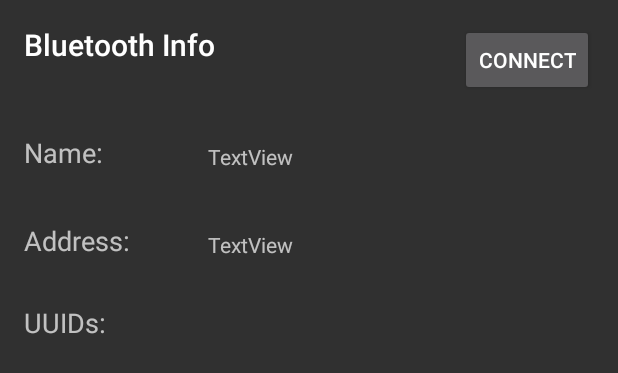
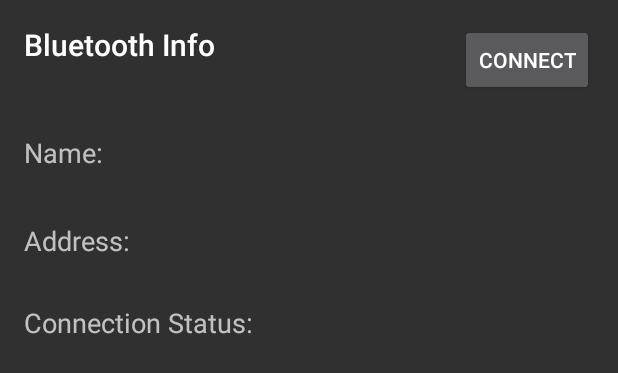
Before and after one commit to sweeney2/ece477-project, an Android app: the layout activity_bluetooth_info.xml on its own in the app's theme, with its tools: preview values and no code run, on a phone screen of 412 x 824 dp. Shown: the top 373 px of the screen. Run offline under Robolectric (Android 15) with nearby library versions, the light colour scheme and no system bars.

Commit message:
Connect/disconnect bluetooth device

```diff
--- a/app/app/src/main/res/layout/activity_bluetooth_info.xml
+++ b/app/app/src/main/res/layout/activity_bluetooth_info.xml
@@ -12,7 +12,7 @@
 
 
     <TextView
-        android:text="Bluetooth Info"
+        android:text="@string/bluetooth_info"
         android:layout_width="wrap_content"
         android:layout_height="wrap_content"
         android:layout_alignParentTop="true"
@@ -22,25 +22,25 @@
         android:textAppearance="@android:style/TextAppearance.Material.Title" />
 
     <Button
-        android:text="Connect"
+        android:text="@string/button_connect"
         android:layout_width="wrap_content"
         android:layout_height="wrap_content"
-        android:id="@+id/button2"
+        android:id="@+id/connect"
         android:layout_alignParentTop="true"
-        android:layout_alignParentEnd="true" />
+        android:layout_alignParentEnd="true"
+        android:onClick="connectBluetoothLE"/>
 
     <TextView
-        android:text="Name:"
+        android:text="@string/bluetooth_name"
         android:layout_width="wrap_content"
         android:layout_height="wrap_content"
         android:id="@+id/textView2"
         android:textAppearance="@android:style/TextAppearance.Material.Medium"
-        android:layout_below="@+id/button2"
+        android:layout_below="@+id/connect"
         android:layout_alignParentStart="true"
         android:layout_marginTop="25dp" />
 
     <TextView
-        android:text="TextView"
         android:layout_width="wrap_content"
         android:layout_height="wrap_content"
         android:id="@+id/name_val"
@@ -48,7 +48,7 @@
         android:layout_alignStart="@+id/address_val" />
 
     <TextView
-        android:text="Address:"
+        android:text="@string/bluetooth_address"
         android:layout_width="wrap_content"
         android:layout_height="wrap_content"
         android:id="@+id/textView10"
@@ -58,7 +58,7 @@
         android:layout_alignParentStart="true" />
 
     <TextView
-        android:text="UUIDs:"
+        android:text="@string/bluetooth_status"
         android:layout_width="wrap_content"
         android:layout_height="wrap_content"
         android:id="@+id/textView9"
@@ -68,7 +68,6 @@
         android:layout_alignParentStart="true" />
 
     <TextView
-        android:text="TextView"
         android:layout_width="wrap_content"
         android:layout_height="wrap_content"
         android:id="@+id/address_val"
@@ -76,11 +75,11 @@
         android:layout_toEndOf="@+id/textView10"
         android:layout_marginStart="52dp" />
 
-    <ListView
-        android:id="@+id/uuid_list"
-        android:layout_width="match_parent"
-        android:layout_height="match_parent"
-        android:layout_below="@+id/textView9"
-        android:layout_alignParentStart="true"
-        android:layout_marginTop="24dp" />
+    <TextView
+        android:layout_width="wrap_content"
+        android:layout_height="wrap_content"
+        android:layout_alignBottom="@+id/textView9"
+        android:layout_toStartOf="@+id/connect"
+        android:id="@+id/status" />
+
 </RelativeLayout>
--- a/app/app/src/main/res/values/strings.xml
+++ b/app/app/src/main/res/values/strings.xml
@@ -1,8 +1,18 @@
 <resources>
     <string name="app_name">Magic Mirror</string>
     <string name="button_send">Scan</string>
+    <string name="button_connect">Connect</string>
+    <string name="button_disconnect">Disconnect</string>
+    <string name="bluetooth_info">Bluetooth Info</string>
+    <string name="bluetooth_name">Name:</string>
+    <string name="bluetooth_address">Address:</string>
+    <string name="bluetooth_status">Connection Status:</string>
     <string name="bluetooth_enabled">Bluetooth Enabled</string>
     <string name="bluetooth_disabled">Bluetooth Disabled</string>
     <string name="bluetooth_scanning">Scanning...</string>
     <string name="bluetooth_results">Scan Results</string>
+    <string name="bluetooth_connected">Connected</string>
+    <string name="bluetooth_disconnected">Disconnected</string>
+    <string name="bluetooth_connecting">Connecting...</string>
+
 </resources>
```
Also changed, not shown: app/app/src/main/java/com/example/magicmirror/BluetoothInfoActivity.java (+80 -5 lines), app/app/src/main/java/com/example/magicmirror/MainActivity.java (+2 -16 lines), app/app/src/main/res/layout/activity_main.xml (+5 -4 lines).
